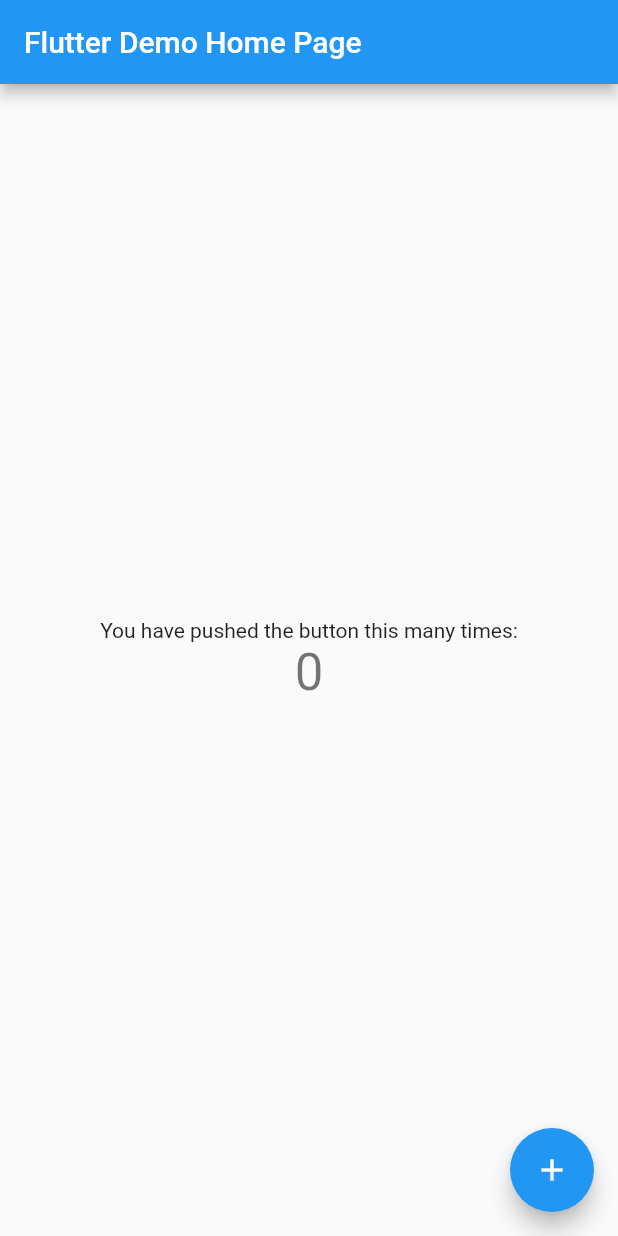
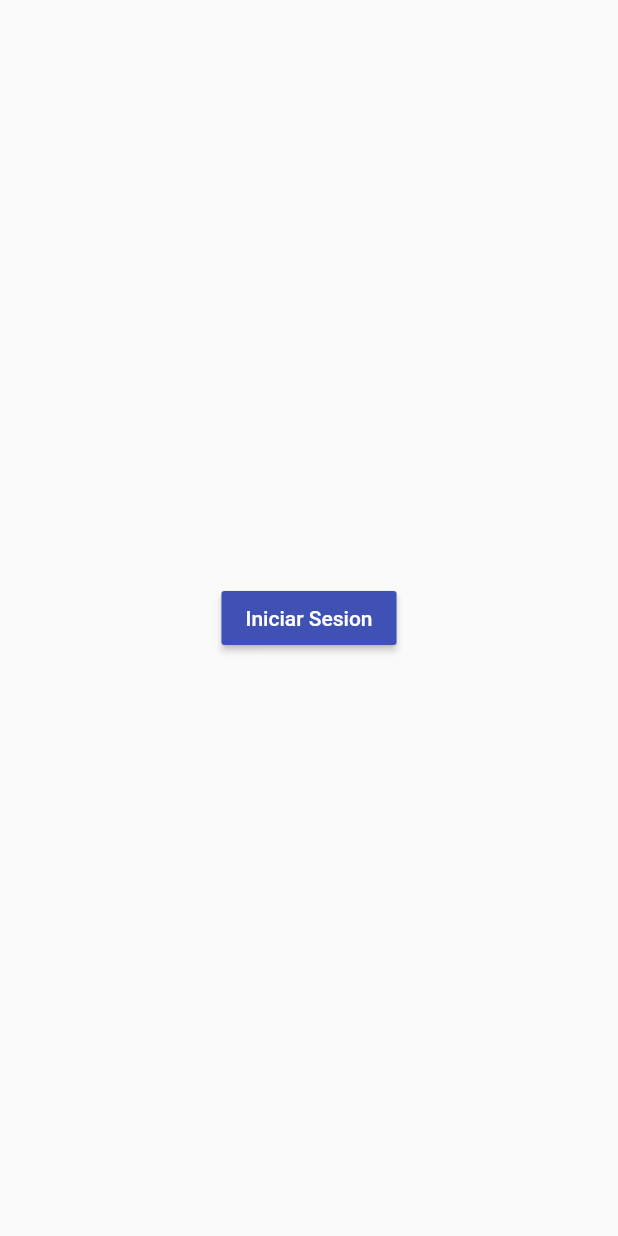
Before and after one commit to gerardoevs/driveloop-app, a Flutter app: the screen it shows after launch, on a phone screen of 412 x 824 dp. Run offline on Flutter 3.47's test engine with Material 2 defaults, Android fonts, the phone set to English and light mode, and no system bars.

Commit message:
base del proyecto

```diff
--- a/lib/main.dart
+++ b/lib/main.dart
@@ -1,111 +1,28 @@
+import 'package:Driveloop/routes.dart';
 import 'package:flutter/material.dart';
+import 'package:flutter_localizations/flutter_localizations.dart';
 
 void main() => runApp(MyApp());
 
 class MyApp extends StatelessWidget {
-  // This widget is the root of your application.
   @override
   Widget build(BuildContext context) {
     return MaterialApp(
-      title: 'Flutter Demo',
+      title: 'Driveloop Movil',
       theme: ThemeData(
-        // This is the theme of your application.
-        //
-        // Try running your application with "flutter run". You'll see the
-        // application has a blue toolbar. Then, without quitting the app, try
-        // changing the primarySwatch below to Colors.green and then invoke
-        // "hot reload" (press "r" in the console where you ran "flutter run",
-        // or simply save your changes to "hot reload" in a Flutter IDE).
-        // Notice that the counter didn't reset back to zero; the application
-        // is not restarted.
-        primarySwatch: Colors.blue,
+      primarySwatch: Colors.indigo,
       ),
-      home: MyHomePage(title: 'Flutter Demo Home Page'),
+      debugShowCheckedModeBanner: false,
+      localizationsDelegates: [
+        GlobalMaterialLocalizations.delegate,
+        GlobalWidgetsLocalizations.delegate
+      ],
+      supportedLocales: [
+        const Locale('en', 'US'),
+        const Locale('es', 'SV')
+      ],
+      initialRoute: 'login',
+      routes: appRoutes,
     );
   }
 }
-
-class MyHomePage extends StatefulWidget {
-  MyHomePage({Key key, this.title}) : super(key: key);
-
-  // This widget is the home page of your application. It is stateful, meaning
-  // that it has a State object (defined below) that contains fields that affect
-  // how it looks.
-
-  // This class is the configuration for the state. It holds the values (in this
-  // case the title) provided by the parent (in this case the App widget) and
-  // used by the build method of the State. Fields in a Widget subclass are
-  // always marked "final".
-
-  final String title;
-
-  @override
-  _MyHomePageState createState() => _MyHomePageState();
-}
-
-class _MyHomePageState extends State<MyHomePage> {
-  int _counter = 0;
-
-  void _incrementCounter() {
-    setState(() {
-      // This call to setState tells the Flutter framework that something has
-      // changed in this State, which causes it to rerun the build method below
-      // so that the display can reflect the updated values. If we changed
-      // _counter without calling setState(), then the build method would not be
-      // called again, and so nothing would appear to happen.
-      _counter++;
-    });
-  }
-
-  @override
-  Widget build(BuildContext context) {
-    // This method is rerun every time setState is called, for instance as done
-    // by the _incrementCounter method above.
-    //
-    // The Flutter framework has been optimized to make rerunning build methods
-    // fast, so that you can just rebuild anything that needs updating rather
-    // than having to individually change instances of widgets.
-    return Scaffold(
-      appBar: AppBar(
-        // Here we take the value from the MyHomePage object that was created by
-        // the App.build method, and use it to set our appbar title.
-        title: Text(widget.title),
-      ),
-      body: Center(
-        // Center is a layout widget. It takes a single child and positions it
-        // in the middle of the parent.
-        child: Column(
-          // Column is also a layout widget. It takes a list of children and
-          // arranges them vertically. By default, it sizes itself to fit its
-          // children horizontally, and tries to be as tall as its parent.
-          //
-          // Invoke "debug painting" (press "p" in the console, choose the
-          // "Toggle Debug Paint" action from the Flutter Inspector in Android
-          // Studio, or the "Toggle Debug Paint" command in Visual Studio Code)
-          // to see the wireframe for each widget.
-          //
-          // Column has various properties to control how it sizes itself and
-          // how it positions its children. Here we use mainAxisAlignment to
-          // center the children vertically; the main axis here is the vertical
-          // axis because Columns are vertical (the cross axis would be
-          // horizontal).
-          mainAxisAlignment: MainAxisAlignment.center,
-          children: <Widget>[
-            Text(
-              'You have pushed the button this many times:',
-            ),
-            Text(
-              '$_counter',
-              style: Theme.of(context).textTheme.display1,
-            ),
-          ],
-        ),
-      ),
-      floatingActionButton: FloatingActionButton(
-        onPressed: _incrementCounter,
-        tooltip: 'Increment',
-        child: Icon(Icons.add),
-      ), // This trailing comma makes auto-formatting nicer for build methods.
-    );
-  }
-}
--- /dev/null
+++ b/lib/pages/login_page.dart
@@ -0,0 +1,17 @@
+import 'package:flutter/material.dart';
+
+class LoginPage extends StatelessWidget {
+  @override
+  Widget build(BuildContext context) {
+    return Scaffold(
+      body: Center(
+        child: RaisedButton(
+          color: Colors.indigo,
+          textColor: Colors.white,
+          child: Text('Iniciar Sesion'),
+          onPressed: () => Navigator.pushNamed(context, 'customer'),
+        ),
+      )
+    );
+  }
+}
--- /dev/null
+++ b/lib/routes.dart
@@ -0,0 +1,22 @@
+import 'package:Driveloop/pages/backlog_page.dart';
+import 'package:Driveloop/pages/clients_page.dart';
+import 'package:Driveloop/pages/customer_page.dart';
+import 'package:Driveloop/pages/garage_page.dart';
+import 'package:Driveloop/pages/login_page.dart';
+import 'package:Driveloop/pages/owner_page.dart';
+import 'package:Driveloop/pages/profile_page.dart';
+import 'package:Driveloop/pages/record_page.dart';
+import 'package:Driveloop/pages/requests_page.dart';
+import 'package:flutter/material.dart';
+
+Map<String, WidgetBuilder> appRoutes = {
+  'login': (context) => LoginPage(),
+  'customer': (context) => CustomerPage(),
+  'owner': (context) => OwnerPage(),
+  'garage': (context) => GaragePage(),
+  'profile': (context) => ProfilePage(),
+  'records': (context) => RecordsPage(),
+  'requests': (context) => RequestsPage(),
+  'backlog': (context) => BacklogPage(),
+  'clients': (context) => ClientsPage()
+};
```
Also changed, not shown: lib/pages/backlog_page.dart (added, +15 -0 lines), lib/pages/clients_page.dart (added, +15 -0 lines), lib/pages/customer_page.dart (added, +24 -0 lines), lib/pages/garage_page.dart (added, +15 -0 lines), lib/pages/owner_page.dart (added, +15 -0 lines), lib/pages/profile_page.dart (added, +15 -0 lines), lib/pages/record_page.dart (added, +15 -0 lines), lib/pages/requests_page.dart (added, +15 -0 lines), lib/widgets/drawer_widget.dart (added, +35 -0 lines), pubspec.yaml (+9 -2 lines), pubspec.lock, 2 other files.
